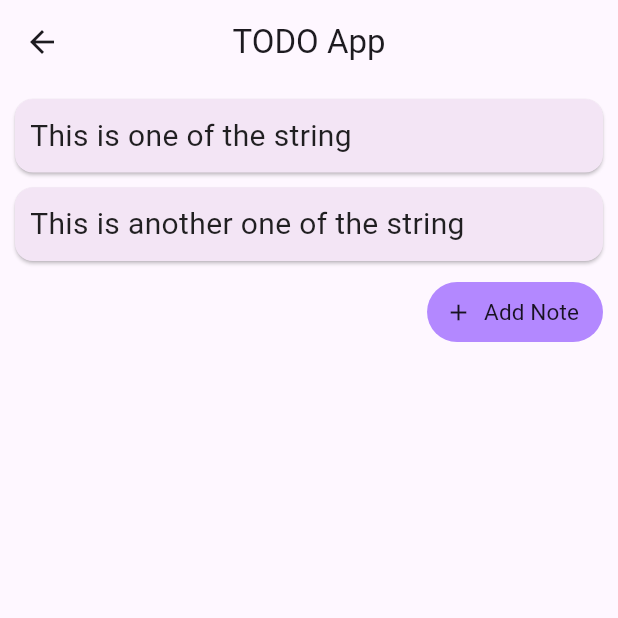
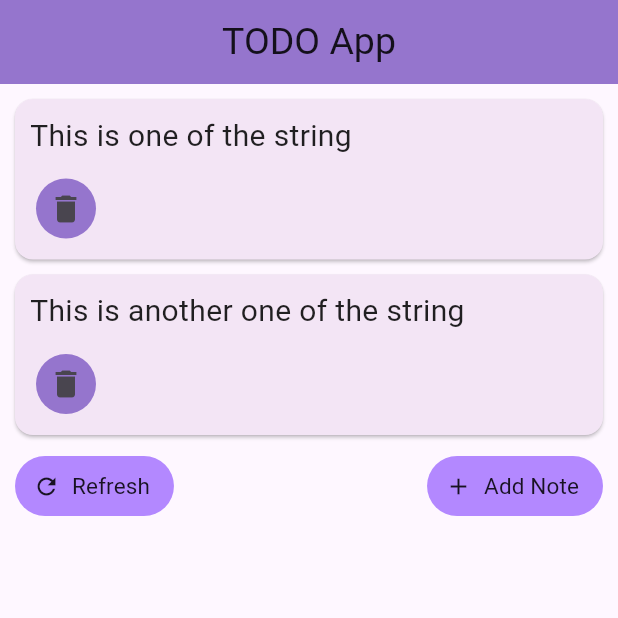
Before and after one commit to Manjunath2402/TODO, a Flutter app: the screen it shows after launch, on a phone screen of 412 x 824 dp, the top half of it. Run offline on Flutter 3.47's test engine with Material 3 defaults, Android fonts, the phone set to English and light mode, and no system bars.

Commit message:
Removed Loading screen, and added refresh button to refresh once a task is added.

```diff
--- a/lib/home.dart
+++ b/lib/home.dart
@@ -3,14 +3,7 @@ import 'package:world/addnote.dart';
 
 class Task{
   String note;
-  static int counter = 0;
-  Task({this.note = 'note'}) {
-    counter++;
-  }
-  // Task(note){
-  //   this.note = note;
-  //   counter++;
-  // }
+  Task({this.note = 'note'});
 }
 
 
@@ -30,7 +23,7 @@ class _HomeState extends State<Home> {
 
   Widget NoteTemplate(n){
     return Card(
-      margin: EdgeInsets.fromLTRB(10, 10, 10 ,0),
+      margin: const EdgeInsets.fromLTRB(10, 10, 10 ,0),
       color: Colors.purple[50],
       child: Padding(
         padding: const EdgeInsets.all(10.0),
@@ -39,29 +32,45 @@ class _HomeState extends State<Home> {
           children: [
             Text(
               n.note,
-              style: TextStyle(
+              style: const TextStyle(
                 fontWeight: FontWeight.w400,
                 fontSize: 20.0,
                 color: Colors.black87,
               ),
             ),
+            const SizedBox(height: 10.0),
+            Row(
+              children: [
+                IconButton(
+                  onPressed: () {
+                    store_task.remove(n);
+                    setState(() {});
+                  },
+                  style: IconButton.styleFrom(
+                    backgroundColor: Colors.deepPurple[300],
+                  ),
+                  icon: const Icon(Icons.delete),
+                ),
+              ],
+            )
           ],
         ),
       ),
     );
   }
 
-  int fun(int x){
-    while (x == Task.counter);
-    return 0;
-  }
-
   @override
   Widget build(BuildContext context) {
     return Scaffold(
       appBar: AppBar(
+        backgroundColor: Colors.deepPurple[300],
         title: const Text(
           'TODO App',
+          style: TextStyle(
+            fontSize: 25.0,
+            fontWeight: FontWeight.w400,
+            color: Colors.black87,
+          ),
         ),
         centerTitle: true,
         elevation: 0.0,
@@ -73,16 +82,35 @@ class _HomeState extends State<Home> {
             children: store_task.map((n) => NoteTemplate(n)).toList(),
           ),
           Row(
-            mainAxisAlignment: MainAxisAlignment.end,
+            mainAxisAlignment: MainAxisAlignment.spaceBetween,
             crossAxisAlignment: CrossAxisAlignment.end,
             children: [
               Padding(
                 padding: const EdgeInsets.all(10.0),
                 child: TextButton.icon(
-                  onPressed: () async {
-                    int tempCounter = Task.counter;
+                  onPressed: (){
+                    setState(() {});
+                  },
+                  style: TextButton.styleFrom(
+                    backgroundColor: Colors.deepPurpleAccent[100],
+                    foregroundColor: Colors.black87,
+                  ),
+                  icon: const Icon(Icons.refresh),
+                  label: const Text(
+                    'Refresh',
+                    style: TextStyle(
+                      fontWeight: FontWeight.w400,
+                      fontSize: 15.0,
+                      color: Colors.black87,
+                    ),
+                  ),
+                ),
+              ),
+              Padding(
+                padding: const EdgeInsets.all(10.0),
+                child: TextButton.icon(
+                  onPressed: () {
                     Navigator.pushNamed(context, '/addnote');
-                    await fun(tempCounter);
                     setState(() {});
                   },
                   style: TextButton.styleFrom(
--- a/lib/loading.dart
+++ b/lib/loading.dart
@@ -11,8 +11,10 @@ class _LoadingState extends State<Loading> {
   @override
   Widget build(BuildContext context) {
     return const Scaffold(
-      body: Text(
-        'Loading!'
+      body: Center(
+        child: Text(
+          'Loading!'
+        ),
       ),
     );
   }
```
Also changed, not shown: lib/addnote.dart (+15 -10 lines), lib/main.dart (+1 -8 lines), 1 other file.
